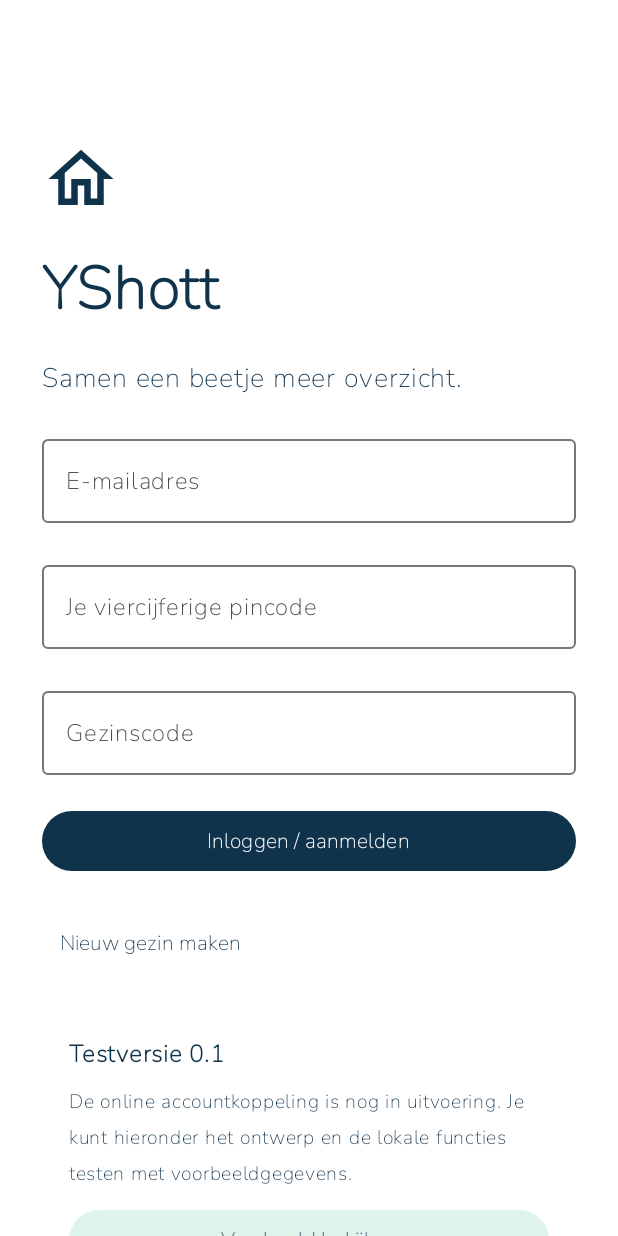
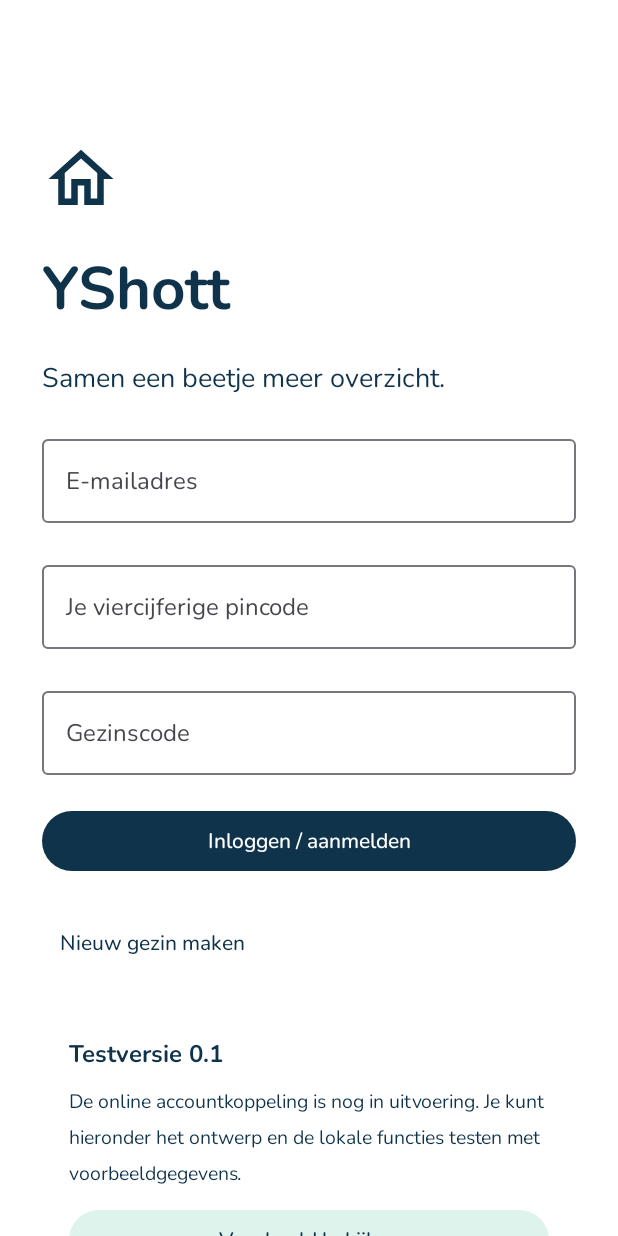
Before and after one commit to Doggyy8/YShott, an Android app built with Jetpack Compose: the screen it shows after launch (MainActivity), on a phone screen of 412 x 824 dp. Run offline under Robolectric (Android 15) with nearby library versions, the light colour scheme and no system bars; pictures from the network do not load.

Commit message:
Correct rounded font weights and reset mobile scroll on page changes

```diff
--- a/app/src/main/java/nl/yshott/app/MainActivity.kt
+++ b/app/src/main/java/nl/yshott/app/MainActivity.kt
@@ -130,6 +130,7 @@ private data class NavItem(val page: String, val label: String, val icon: androi
         val nav = if (child) listOf(NavItem("today", "Mijn dag", Icons.Outlined.WbSunny), NavItem("tasks", "Klusjes", Icons.Outlined.CheckCircleOutline), NavItem("rewards", "Beloningen", Icons.Outlined.CardGiftcard), NavItem("chat", "Chat", Icons.Outlined.ChatBubbleOutline))
             else listOf(NavItem("today", "Vandaag", Icons.Outlined.Home), NavItem("agenda", "Agenda", Icons.Outlined.CalendarMonth), NavItem("chat", "Chat", Icons.Outlined.ChatBubbleOutline), NavItem("more", "Meer", Icons.Outlined.MoreHoriz))
         var profileMenu by remember { mutableStateOf(false) }
+        val contentScroll = key(page,child) { rememberScrollState() }
         Scaffold(
             topBar = { ReferenceHeader(data,child,activePerson,
                 onChild = { pinGate = it }, onParent = { pinGate = "parent" },
@@ -142,7 +143,7 @@ private data class NavItem(val page: String, val label: String, val icon: androi
                 }, containerColor = Navy, contentColor = Color.White) { Icon(Icons.Outlined.Add, "Toevoegen") }
             }
         ) { padding ->
-            Column(Modifier.fillMaxSize().padding(padding).verticalScroll(rememberScrollState()).padding(horizontal = 18.dp).padding(top = 3.dp, bottom = 18.dp), verticalArrangement = Arrangement.spacedBy(if(child)8.dp else 12.dp)) {
+            Column(Modifier.fillMaxSize().padding(padding).verticalScroll(contentScroll).padding(horizontal = 18.dp).padding(top = 3.dp, bottom = 18.dp), verticalArrangement = Arrangement.spacedBy(if(child)8.dp else 12.dp)) {
                 val visibleEvents = data.events.filter { PlannerRules.occurs(it, day) && (!child || it.person == activePerson || it.relatedChild == activePerson) }.sortedBy { it.time }
                 val visibleTasks = data.tasks.filter { !child || it.person == activePerson }
                 when (page) {
--- a/app/src/main/java/nl/yshott/app/ReferenceUi.kt
+++ b/app/src/main/java/nl/yshott/app/ReferenceUi.kt
@@ -1,3 +1,5 @@
+@file:OptIn(androidx.compose.ui.text.ExperimentalTextApi::class)
+
 package nl.yshott.app
 
 import android.graphics.BitmapFactory
@@ -33,18 +35,22 @@ internal val DesignMint = Color(0xFFDDF4EA)
 internal val DesignPeach = Color(0xFFFFE7D8)
 internal val DesignLavender = Color(0xFFECE5FF)
 private val UiDutch = Locale.forLanguageTag("nl-NL")
-private val RoundedFont = FontFamily(Font(R.font.nunito, FontWeight.Normal))
+private val RoundedFont = FontFamily(
+    listOf(FontWeight.Normal,FontWeight.Medium,FontWeight.SemiBold,FontWeight.Bold,FontWeight.ExtraBold).map { weight ->
+        Font(R.font.nunito,weight=weight,variationSettings=FontVariation.Settings(FontVariation.weight(weight.weight)))
+    }
+)
 internal val ReferenceTypography = Typography().let { t -> t.copy(
-    displayLarge=t.displayLarge.copy(fontFamily=RoundedFont),
-    headlineLarge=t.headlineLarge.copy(fontFamily=RoundedFont,fontWeight=FontWeight.ExtraBold),
-    headlineMedium=t.headlineMedium.copy(fontFamily=RoundedFont,fontWeight=FontWeight.ExtraBold),
-    headlineSmall=t.headlineSmall.copy(fontFamily=RoundedFont,fontWeight=FontWeight.Bold),
-    titleLarge=t.titleLarge.copy(fontFamily=RoundedFont,fontWeight=FontWeight.Bold),
-    titleMedium=t.titleMedium.copy(fontFamily=RoundedFont,fontWeight=FontWeight.Bold),
-    titleSmall=t.titleSmall.copy(fontFamily=RoundedFont,fontWeight=FontWeight.Bold),
-    bodyLarge=t.bodyLarge.copy(fontFamily=RoundedFont),bodyMedium=t.bodyMedium.copy(fontFamily=RoundedFont),
-    bodySmall=t.bodySmall.copy(fontFamily=RoundedFont),labelLarge=t.labelLarge.copy(fontFamily=RoundedFont),
-    labelMedium=t.labelMedium.copy(fontFamily=RoundedFont),labelSmall=t.labelSmall.copy(fontFamily=RoundedFont)
+    displayLarge=t.displayLarge.copy(fontFamily=RoundedFont,letterSpacing=0.sp),
+    headlineLarge=t.headlineLarge.copy(fontFamily=RoundedFont,letterSpacing=0.sp,fontWeight=FontWeight.ExtraBold),
+    headlineMedium=t.headlineMedium.copy(fontFamily=RoundedFont,letterSpacing=0.sp,fontWeight=FontWeight.ExtraBold),
+    headlineSmall=t.headlineSmall.copy(fontFamily=RoundedFont,letterSpacing=0.sp,fontWeight=FontWeight.Bold),
+    titleLarge=t.titleLarge.copy(fontFamily=RoundedFont,letterSpacing=0.sp,fontWeight=FontWeight.Bold),
+    titleMedium=t.titleMedium.copy(fontFamily=RoundedFont,letterSpacing=0.sp,fontWeight=FontWeight.Bold),
+    titleSmall=t.titleSmall.copy(fontFamily=RoundedFont,letterSpacing=0.sp,fontWeight=FontWeight.Bold),
+    bodyLarge=t.bodyLarge.copy(fontFamily=RoundedFont,letterSpacing=0.sp),bodyMedium=t.bodyMedium.copy(fontFamily=RoundedFont,letterSpacing=0.sp),
+    bodySmall=t.bodySmall.copy(fontFamily=RoundedFont,letterSpacing=0.sp),labelLarge=t.labelLarge.copy(fontFamily=RoundedFont,letterSpacing=0.sp),
+    labelMedium=t.labelMedium.copy(fontFamily=RoundedFont,letterSpacing=0.sp),labelSmall=t.labelSmall.copy(fontFamily=RoundedFont,letterSpacing=0.sp)
 ) }
 private fun dayTitle(day:LocalDate)=day.format(DateTimeFormatter.ofPattern("EEEE d MMMM",UiDutch)).replaceFirstChar { it.titlecase(UiDutch) }
 private fun household(data:PlannerData,day:LocalDate,child:String=""):String? =
@@ -69,7 +75,9 @@ private object ReferenceArt {
         frames.getOrPut(index) {
             val source=atlas ?: BitmapFactory.decodeResource(context.resources,R.drawable.child_pictograms).also { atlas=it }
             val w=source.width/4; val h=source.height/3
-            android.graphics.Bitmap.createBitmap(source,(index%4)*w,(index/4)*h,w,h).asImageBitmap()
+            // Keep the transparent gutter out of adjacent sprite cells.
+            val inset=12
+            android.graphics.Bitmap.createBitmap(source,(index%4)*w+inset,(index/4)*h+inset,w-2*inset,h-2*inset).asImageBitmap()
         }
 }
 @Composable internal fun ReferencePicto(index:Int,description:String?,modifier:Modifier=Modifier) {
@@ -137,22 +145,22 @@ private object ReferenceArt {
         if(portrait!=null) {
             ReferencePicto(portrait,null,Modifier.size(49.dp).clip(CircleShape).background(Color.White))
             ReferencePicto(3,null,Modifier.size(45.dp))
-        } else ReferencePicto(index,null,Modifier.width(103.dp).height(88.dp))
-        Text(title,Modifier.weight(1f),fontSize=21.sp,fontWeight=FontWeight.ExtraBold,color=DesignInk)
+        } else ReferencePicto(index,null,Modifier.width(83.dp).height(80.dp))
+        Text(title,Modifier.weight(1f),fontSize=19.sp,fontWeight=FontWeight.ExtraBold,color=DesignInk)
         ReferenceListen("Luister: "+title,onListen,48)
     }
 }
 @Composable internal fun ReferenceChildTask(t:Task,speak:(String)->Unit,onDone:()->Unit) {
     Row(Modifier.fillMaxWidth().clip(RoundedCornerShape(20.dp)).background(DesignMint).padding(10.dp),
         verticalAlignment=Alignment.CenterVertically,horizontalArrangement=Arrangement.spacedBy(8.dp)) {
-        ReferencePicto(referenceSymbol(t.title+" "+t.emoji),null,Modifier.width(105.dp).height(100.dp))
+        ReferencePicto(referenceSymbol(t.title+" "+t.emoji),null,Modifier.width(82.dp).height(96.dp))
         Column(Modifier.weight(1f),verticalArrangement=Arrangement.spacedBy(6.dp)) {
-            Text(t.title,fontSize=19.sp,fontWeight=FontWeight.ExtraBold,color=DesignInk)
+            Text(t.title,fontSize=18.sp,fontWeight=FontWeight.ExtraBold,color=DesignInk)
             ReferenceListen("Luister: "+t.title,{speak(t.title+". "+if(t.status=="pending")"Je ouder kijkt het nog na." else "Tik op het vinkje als je klaar bent.")},40)
         }
-        if(t.status=="open") FilledIconButton(onClick=onDone,modifier=Modifier.size(53.dp),shape=CircleShape,
+        if(t.status=="open") FilledIconButton(onClick=onDone,modifier=Modifier.size(48.dp),shape=CircleShape,
             colors=IconButtonDefaults.filledIconButtonColors(containerColor=Color(0xFF169966),contentColor=Color.White)) {
-            Icon(Icons.Outlined.Check,"Klusje klaar",Modifier.size(34.dp))
+            Icon(Icons.Outlined.Check,"Klusje klaar",Modifier.size(30.dp))
         } else {
             Icon(if(t.status=="pending") Icons.Outlined.HourglassEmpty else Icons.Outlined.CheckCircle,
                 if(t.status=="pending")"Wacht op je ouder" else "Klaar",Modifier.size(38.dp),tint=DesignInk)
@@ -194,7 +202,7 @@ private object ReferenceArt {
     val events=data.events.filter { PlannerRules.occurs(it,today)&&(!child||it.person==active||it.relatedChild==active) }.sortedBy { it.time }
     val tasks=data.tasks.filter { it.status=="open"&&(!child||it.person==active) }
     if(child) {
-        Row(verticalAlignment=Alignment.CenterVertically) { ReferencePicto(4,null,Modifier.size(78.dp));Text("Mijn dag",fontSize=32.sp,fontWeight=FontWeight.ExtraBold) }
+        Row(verticalAlignment=Alignment.CenterVertically) { ReferencePicto(4,null,Modifier.size(78.dp));Text("Mijn dag",modifier=Modifier.semantics { contentDescription="Overzicht van jouw dag" },fontSize=32.sp,fontWeight=FontWeight.ExtraBold) }
         if(stay!=null) ReferenceChildCard(3,"Bij "+stay.lowercase(UiDutch),houseColor(stay),{speak("Je bent vandaag bij "+stay)},if(stay.equals("Mama",true))1 else 0)
         events.take(2).forEach { e -> ReferenceChildCard(referenceSymbol(e.title+" "+e.emoji),e.title,if(referenceSymbol(e.title+" "+e.emoji)==6)DesignLavender else Color(0xFFE2F0FC),
             {speak(e.title+". Om "+e.time+". "+e.note)}) }
```
Also changed, not shown: 1 other file.
